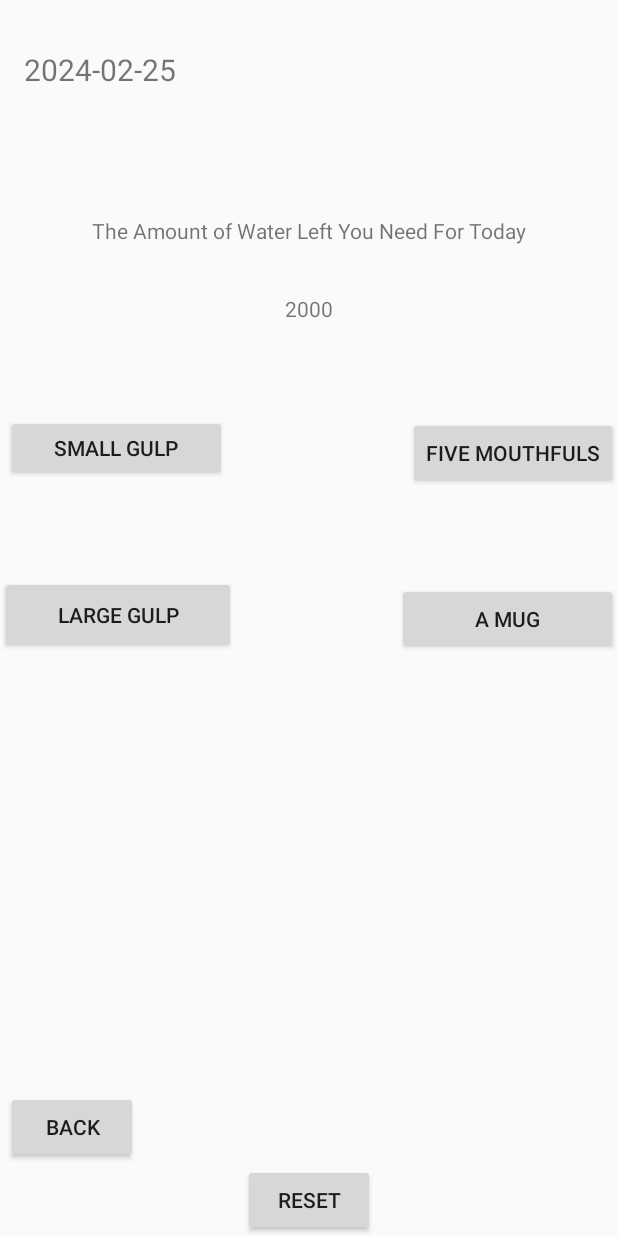
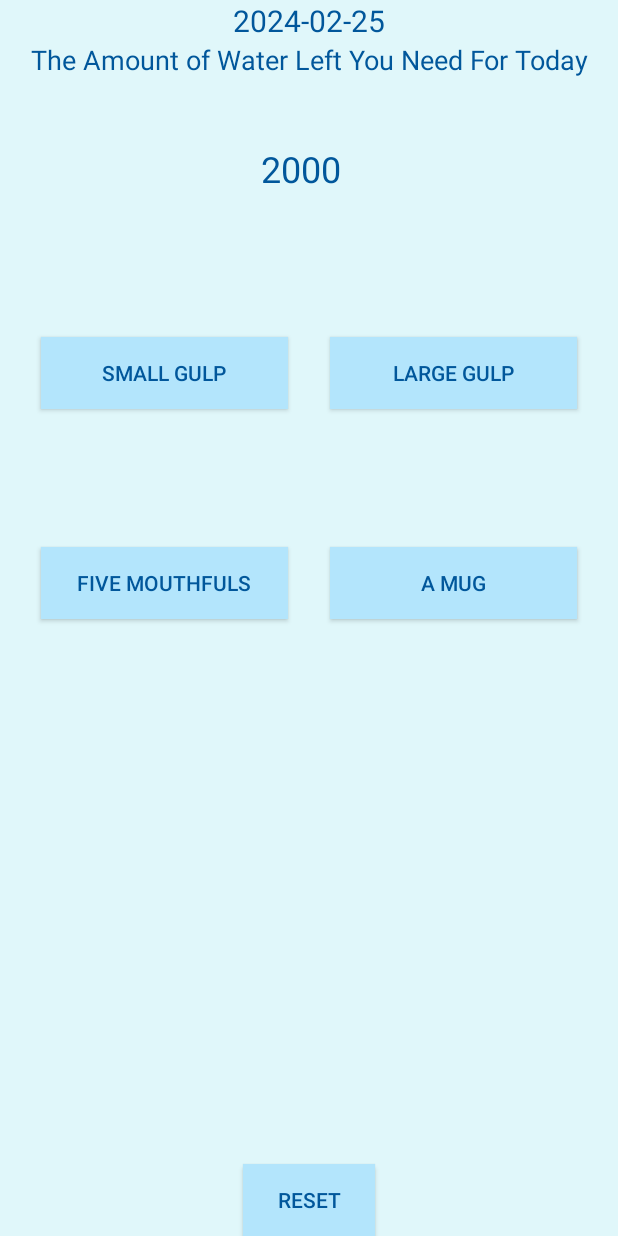
Before and after one commit to marcusha4299/SnapHealth, an Android app built with Jetpack Compose: the Hydration screen opened directly, with no data from a screen before it, on a phone screen of 412 x 824 dp. Run offline under Robolectric (Android 15) with nearby library versions, the phone set to English and light mode, and no system bars.

Commit message:
Update fragment_hydration.xml

```diff
--- a/app/src/main/res/layout/fragment_hydration.xml
+++ b/app/src/main/res/layout/fragment_hydration.xml
@@ -4,105 +4,125 @@
     xmlns:tools="http://schemas.android.com/tools"
     android:layout_width="match_parent"
     android:layout_height="match_parent"
-    tools:context=".Hydration">
+    tools:context=".Hydration"
+    android:background="#E0F7FA">
 
     <TextView
         android:id="@+id/HowMuch_textView"
         android:layout_width="wrap_content"
         android:layout_height="wrap_content"
         android:text="The Amount of Water Left You Need For Today"
-        app:layout_constraintBottom_toBottomOf="parent"
+        android:textColor="#01579B"
+        android:textSize="18sp"
+        app:layout_constraintBottom_toTopOf="@+id/WaterCount_textView"
         app:layout_constraintEnd_toEndOf="parent"
-        app:layout_constraintLeft_toLeftOf="parent"
-        app:layout_constraintRight_toRightOf="parent"
         app:layout_constraintStart_toStartOf="parent"
         app:layout_constraintTop_toTopOf="parent"
-        app:layout_constraintVertical_bias="0.179" />
+        app:layout_constraintVertical_bias="0.1" />
 
     <TextView
         android:id="@+id/WaterCount_textView"
         android:layout_width="wrap_content"
         android:layout_height="wrap_content"
-        android:layout_marginTop="52dp"
+        android:layout_marginTop="44dp"
         android:text="2000"
+        android:textColor="#01579B"
+        android:textSize="24sp"
         app:layout_constraintEnd_toEndOf="parent"
+        app:layout_constraintHorizontal_bias="0.486"
         app:layout_constraintStart_toStartOf="parent"
-        app:layout_constraintTop_toTopOf="@id/HowMuch_textView" />
+        app:layout_constraintTop_toBottomOf="@id/HowMuch_textView" />
 
     <Button
         android:id="@+id/clear_text"
         android:layout_width="wrap_content"
         android:layout_height="wrap_content"
         android:text="@string/reset"
+        android:background="#B3E5FC"
+        android:textColor="#01579B"
         app:layout_constraintBottom_toBottomOf="parent"
         app:layout_constraintEnd_toEndOf="parent"
-        app:layout_constraintStart_toStartOf="parent" />
+        app:layout_constraintStart_toStartOf="parent"
+        app:layout_constraintVertical_bias="0.9" />
 
     <TextView
         android:id="@+id/date_textView"
         android:layout_width="wrap_content"
         android:layout_height="wrap_content"
-        android:text="TextView"
+        android:text="Date"
+        android:textSize="20sp"
+        android:textColor="#01579B"
         app:layout_constraintBottom_toTopOf="@+id/HowMuch_textView"
         app:layout_constraintEnd_toEndOf="parent"
-        app:layout_constraintHorizontal_bias="0.052"
         app:layout_constraintStart_toStartOf="parent"
         app:layout_constraintTop_toTopOf="parent"
-        android:textSize="20sp"
-        app:layout_constraintVertical_bias="0.281" />
+        app:layout_constraintVertical_bias="0.05" />
 
     <Button
         android:id="@+id/small_button"
-        android:layout_width="147dp"
-        android:layout_height="44dp"
+        android:layout_width="0dp"
+        android:layout_height="wrap_content"
+        android:layout_marginTop="96dp"
+        android:background="#B3E5FC"
         android:text="@string/small_gulp"
-        app:layout_constraintBottom_toTopOf="@+id/large_button"
-        app:layout_constraintEnd_toStartOf="@+id/five_button"
-        app:layout_constraintHorizontal_bias="0.034"
+        android:textColor="#01579B"
+        app:layout_constraintEnd_toStartOf="@+id/large_button"
+        app:layout_constraintHorizontal_bias="0.5"
         app:layout_constraintStart_toStartOf="parent"
         app:layout_constraintTop_toBottomOf="@+id/WaterCount_textView"
-        app:layout_constraintVertical_bias="0.494" />
+        app:layout_constraintWidth_percent="0.4" />
 
     <Button
         android:id="@+id/large_button"
-        android:layout_width="157dp"
-        android:layout_height="51dp"
+        android:layout_width="0dp"
+        android:layout_height="wrap_content"
+        android:layout_marginTop="96dp"
+        android:background="#B3E5FC"
         android:text="@string/large_gulp"
-        app:layout_constraintBottom_toBottomOf="parent"
-        app:layout_constraintEnd_toStartOf="@+id/mug_button"
-        app:layout_constraintHorizontal_bias="0.0"
-        app:layout_constraintStart_toStartOf="parent"
-        app:layout_constraintTop_toTopOf="parent"
-        app:layout_constraintVertical_bias="0.497" />
+        android:textColor="#01579B"
+        app:layout_constraintEnd_toEndOf="parent"
+        app:layout_constraintStart_toEndOf="@+id/small_button"
+        app:layout_constraintTop_toBottomOf="@+id/WaterCount_textView"
+        app:layout_constraintWidth_percent="0.4" />
 
     <Button
         android:id="@+id/five_button"
-        android:layout_width="wrap_content"
+        android:layout_width="0dp"
         android:layout_height="wrap_content"
+        android:layout_marginTop="92dp"
+        android:background="#B3E5FC"
         android:text="@string/five_mouthfuls"
-        app:layout_constraintBottom_toTopOf="@+id/mug_button"
-        app:layout_constraintEnd_toEndOf="parent"
-        app:layout_constraintTop_toBottomOf="@+id/WaterCount_textView" />
+        android:textColor="#01579B"
+        app:layout_constraintEnd_toStartOf="@+id/mug_button"
+        app:layout_constraintHorizontal_bias="0.5"
+        app:layout_constraintStart_toStartOf="parent"
+        app:layout_constraintTop_toBottomOf="@+id/small_button"
+        app:layout_constraintWidth_percent="0.4" />
 
     <Button
         android:id="@+id/mug_button"
-        android:layout_width="147dp"
-        android:layout_height="47dp"
+        android:layout_width="0dp"
+        android:layout_height="wrap_content"
+        android:layout_marginTop="92dp"
+        android:background="#B3E5FC"
         android:text="@string/a_mug"
-        app:layout_constraintBottom_toBottomOf="parent"
+        android:textColor="#01579B"
         app:layout_constraintEnd_toEndOf="parent"
-        app:layout_constraintTop_toTopOf="parent" />
+        app:layout_constraintStart_toEndOf="@+id/five_button"
+        app:layout_constraintTop_toBottomOf="@+id/large_button"
+        app:layout_constraintWidth_percent="0.4" />
 
-    <Button
-        android:id="@+id/back_button"
-        android:layout_width="wrap_content"
-        android:layout_height="wrap_content"
-        android:layout_marginTop="292dp"
-        android:text="Back"
-        app:layout_constraintEnd_toStartOf="@+id/clear_text"
-        app:layout_constraintHorizontal_bias="0.054"
-        app:layout_constraintStart_toStartOf="parent"
-        app:layout_constraintTop_toBottomOf="@+id/large_button" />
-
+    <!--    <Button-->
+<!--        android:id="@+id/back_button"-->
+<!--        android:layout_width="wrap_content"-->
+<!--        android:layout_height="wrap_content"-->
+<!--        android:layout_marginTop="400dp"-->
+<!--        android:background="#B3E5FC"-->
+<!--        android:text="Back"-->
+<!--        android:textColor="#01579B"-->
+<!--        app:layout_constraintEnd_toStartOf="@+id/clear_text"-->
+<!--        app:layout_constraintHorizontal_bias="0.216"-->
+<!--        app:layout_constraintStart_toStartOf="parent"-->
+<!--        app:layout_constraintTop_toBottomOf="@+id/five_button" />-->
 
 </androidx.constraintlayout.widget.ConstraintLayout>
```
